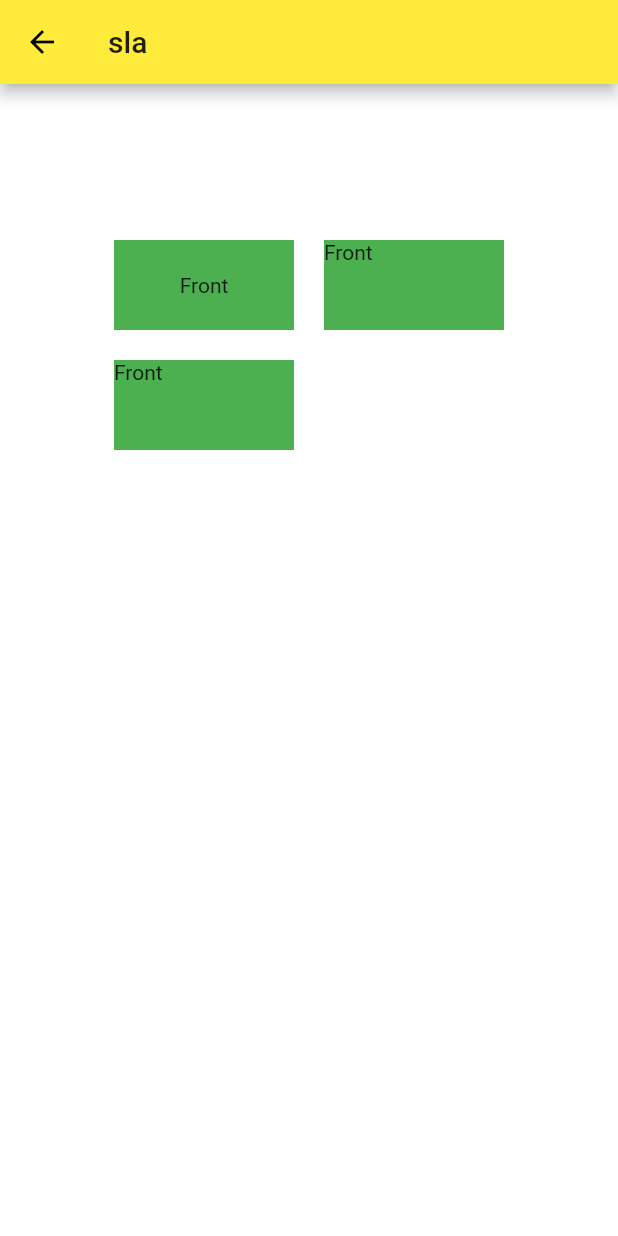
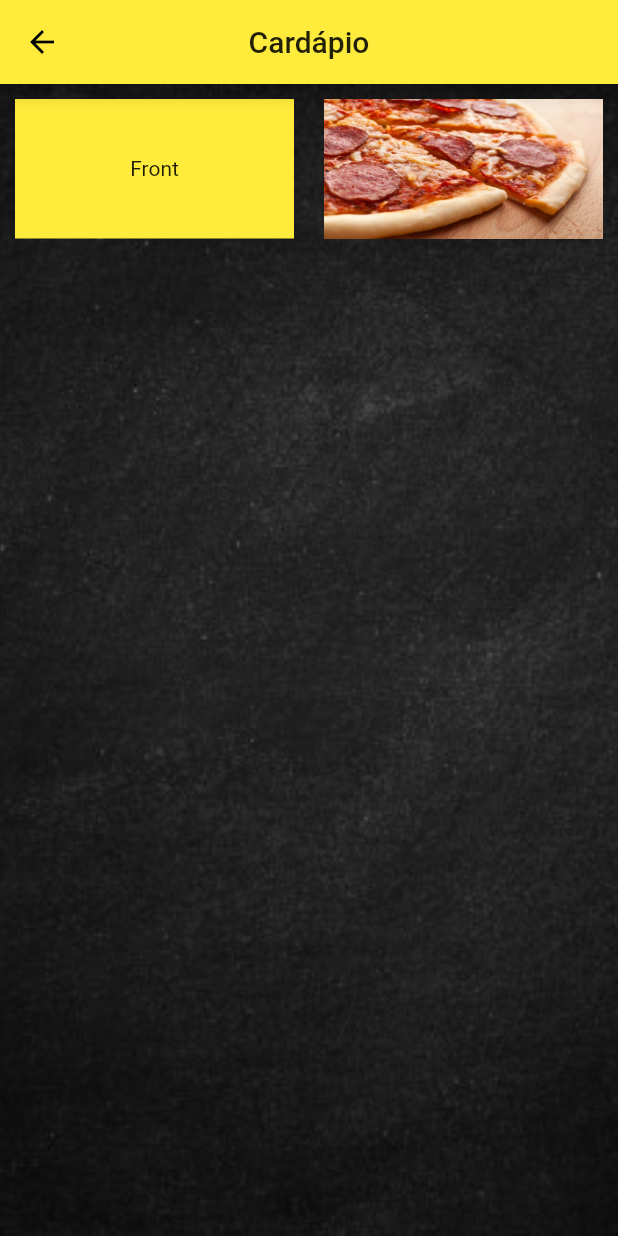
Before and after one commit to gustavo-cigaran/hg-pizzeria, a Flutter app: the MenuPage screen opened directly, on a phone screen of 412 x 824 dp. Run offline on Flutter 3.47's test engine with Material 2 defaults, Android fonts, the phone set to English and light mode, and no system bars; drawn by our look-alikes of flip_card; our stand-ins replace sqflite; missing offline and left inert: dart:js_util; accounts and stored records are empty.

Commit message:
Alterações no Menu Page

```diff
--- a/lib/views/menu_page.dart
+++ b/lib/views/menu_page.dart
@@ -14,16 +14,22 @@ class _MenuPageState extends State<MenuPage> {
   Widget build(BuildContext context) {
     return Scaffold(
       appBar: AppBar(
-        title: Text('sla'),
+        title: Text('Cardápio'),
+        centerTitle: true,
       ),
       backgroundColor: Colors.white,
-      body: Center(
-        child: Column(
-          mainAxisAlignment: MainAxisAlignment.center,
+      body: Container(
+        decoration: BoxDecoration(
+          image: DecorationImage(
+            image: AssetImage('images/background.jpg'),
+            fit: BoxFit.cover,
+          ),
+        ),
+        child: ListView(
           children: <Widget>[
             Container(
-              padding: const EdgeInsets.all(20.0),
-              height: 600,
+              padding: const EdgeInsets.all(10.0),
+              height: 500,
               width: 300,
               child: GridView.count(
                 crossAxisSpacing: 20,
@@ -32,47 +38,34 @@ class _MenuPageState extends State<MenuPage> {
                 childAspectRatio: 4 / 2,
                 children: [
                   FlipCard(
-                    direction: FlipDirection.HORIZONTAL, // default
+                    direction: FlipDirection.HORIZONTAL,
                     front: Container(
                       child: Text('Front'),
-                      color: Colors.green,
                       alignment: Alignment.center,
+                      color: Colors.yellow,
                     ),
                     back: Container(
                       child: Text('Back'),
                       color: Colors.green,
-                      width: 100,
-                      height: 50,
                     ),
                   ),
                   FlipCard(
-                    direction: FlipDirection.HORIZONTAL, // default
+                    direction: FlipDirection.HORIZONTAL,
                     front: Container(
-                      child: Text('Front'),
-                      color: Colors.green,
-                      width: 100,
-                      height: 50,
+                      decoration: BoxDecoration(
+                        borderRadius: BorderRadius.all(Radius.circular(15.0)),
+                      ),
+                      child: Image.asset('images/pizza-calabresa.jpg', fit: BoxFit.fill,),
                     ),
                     back: Container(
-                      child: Text('Back'),
-                      color: Colors.green,
-                      width: 100,
-                      height: 50,
-                    ),
-                  ),
-                  FlipCard(
-                    direction: FlipDirection.HORIZONTAL, // default
-                    front: Container(
-                      child: Text('Front'),
-                      color: Colors.green,
-                      width: 100,
-                      height: 50,
-                    ),
-                    back: Container(
-                      child: Text('Back'),
-                      color: Colors.green,
-                      width: 100,
-                      height: 50,
+                      decoration: BoxDecoration(
+                        borderRadius: BorderRadius.all(Radius.circular(15.0)),
+                      ),
+                      child: Text(
+                        'Calabresa',
+                        style: TextStyle(color: Colors.yellow),
+                      ),
+                      alignment: Alignment.center,
                     ),
                   ),
                 ],
--- a/pubspec.yaml
+++ b/pubspec.yaml
@@ -49,6 +49,8 @@ flutter:
   assets:
     - images/gustavo.jpg
     - images/henrique.jpeg
+    - images/pizza-calabresa.jpg
+    - images/background.jpg
 
   # To add assets to your application, add an assets section, like this:
   # assets:
```
Also changed, not shown: images/background.jpg (added), images/pizza-calabresa.jpg (added).
